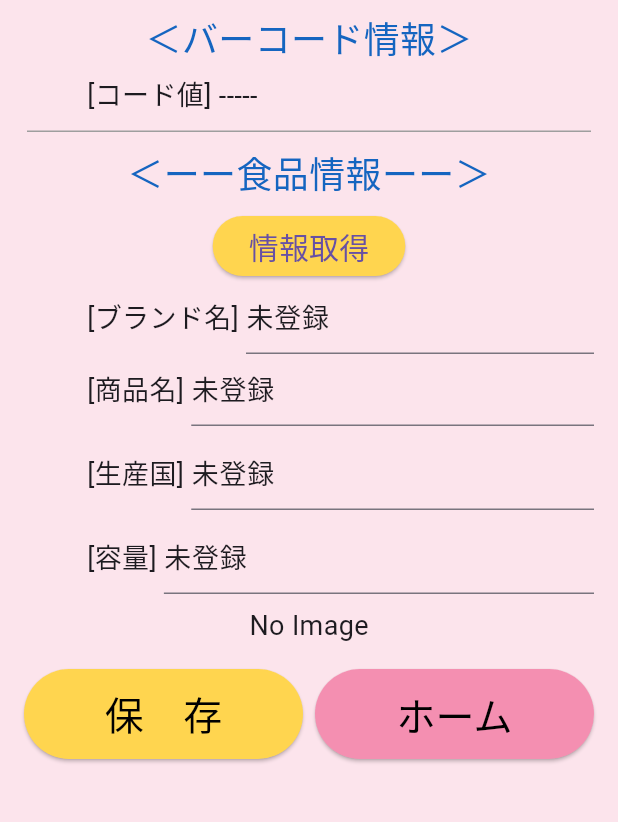
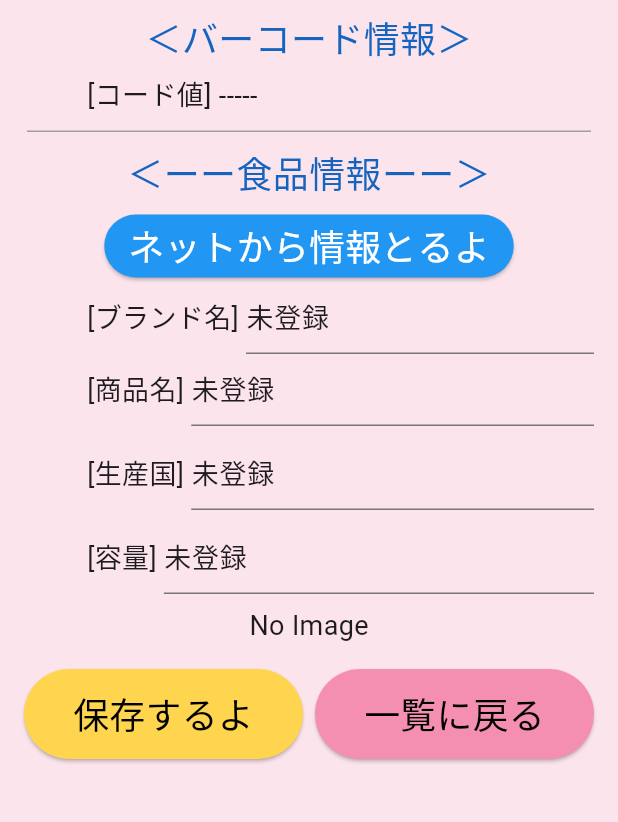
Before and after one commit to Kohinata-free/barcode_scanner, a Flutter app: the PageDetail screen opened by its route, on a phone screen of 412 x 824 dp, the part 90-912 px from its top. Run offline on Flutter 3.47's test engine with Material 3 defaults, Android fonts, the phone set to English and light mode, and no system bars; our stand-ins replace audioplayers, flutter_riverpod, google_fonts, sqflite; missing offline and left inert: mobile_scanner; accounts and stored records are empty; Roboto replaces fonts that are missing (Hachi Maru Pop).

Commit message:
メッセージの変更とカメラ画面のアイコン追加

```diff
--- a/lib/page_detail.dart
+++ b/lib/page_detail.dart
@@ -132,7 +132,10 @@ class PageDetail extends ConsumerWidget {
                 alignment: Alignment.center,
                 child: ElevatedButton(
                   style: ElevatedButton.styleFrom(
-                    backgroundColor: Colors.amber[300],
+                    backgroundColor: Colors.blue,
+                    foregroundColor: Colors.white,
+                    padding: const EdgeInsets.symmetric(
+                        horizontal: 16, vertical: 4.0),
                   ),
                   onPressed: () async {
                     // ◆バーコードからOpen Food Facts APIで情報を取得する
@@ -152,8 +155,8 @@ class PageDetail extends ConsumerWidget {
                     }
                   },
                   child: const Text(
-                    '情報取得',
-                    style: TextStyle(fontSize: 20),
+                    'ネットから情報とるよ',
+                    style: TextStyle(fontSize: 24),
                   ),
                 ),
               ),
@@ -341,10 +344,10 @@ class PageDetail extends ConsumerWidget {
                           ref.read(Provider_progress.notifier).state = false;
                         },
                         child: const Text(
-                          '保　存',
+                          '保存するよ',
                           style: TextStyle(
                             color: Colors.black,
-                            fontSize: 26,
+                            fontSize: 24,
                           ),
                         ),
                       ),
@@ -362,10 +365,10 @@ class PageDetail extends ConsumerWidget {
                           Navigator.pushReplacementNamed(context, '/');
                         },
                         child: const Text(
-                          'ホーム',
+                          '一覧に戻る',
                           style: TextStyle(
                             color: Colors.black,
-                            fontSize: 26,
+                            fontSize: 24,
                           ),
                         ),
                       ),
--- a/lib/page_list.dart
+++ b/lib/page_list.dart
@@ -66,7 +66,7 @@ class PageList extends ConsumerWidget {
                     ref.read(Provider_progress.notifier).state = false;
                   },
                   child: const Text(
-                    '更　新',
+                    'リストを取得！',
                     style: TextStyle(
                       fontSize: 24,
                     ),
@@ -215,7 +215,7 @@ class PageList extends ConsumerWidget {
                     Navigator.pushNamed(context, '/page_camera');
                   },
                   child: const Text(
-                    '読み取り開始',
+                    '読み取りGO！',
                     style: TextStyle(
                       color: Colors.black,
                       fontSize: 26,
```
Also changed, not shown: lib/page_camera.dart (+20 -11 lines), assets/images/barcode_head.png (added), assets/images/barcode_head_origin.png (added).
